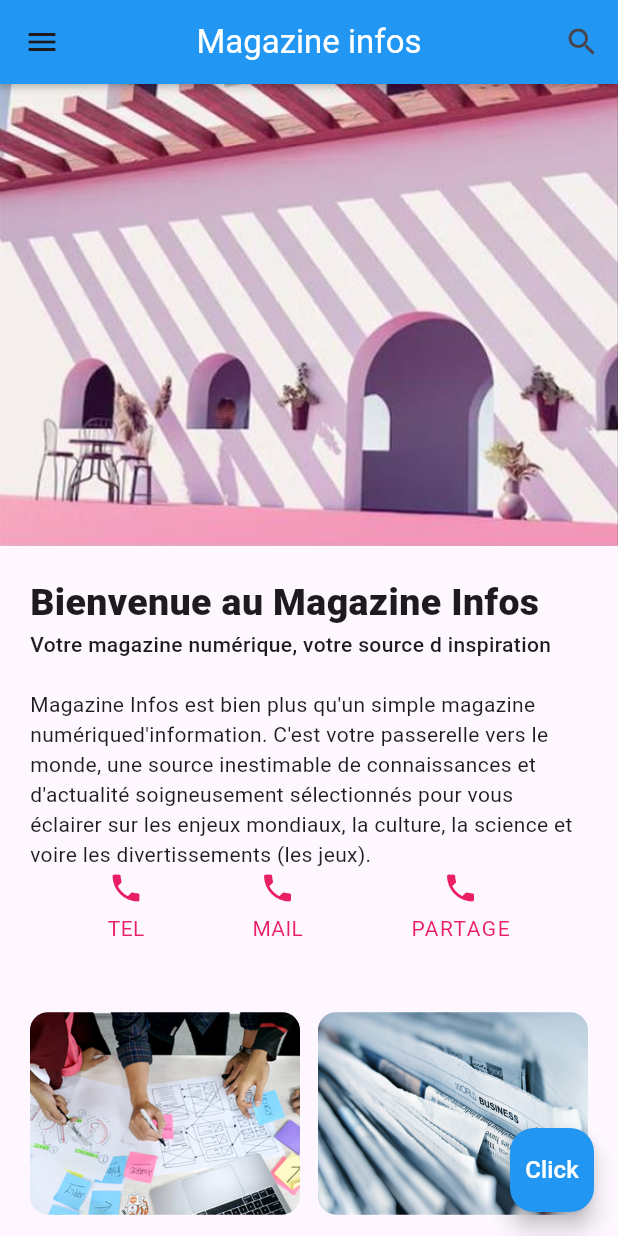
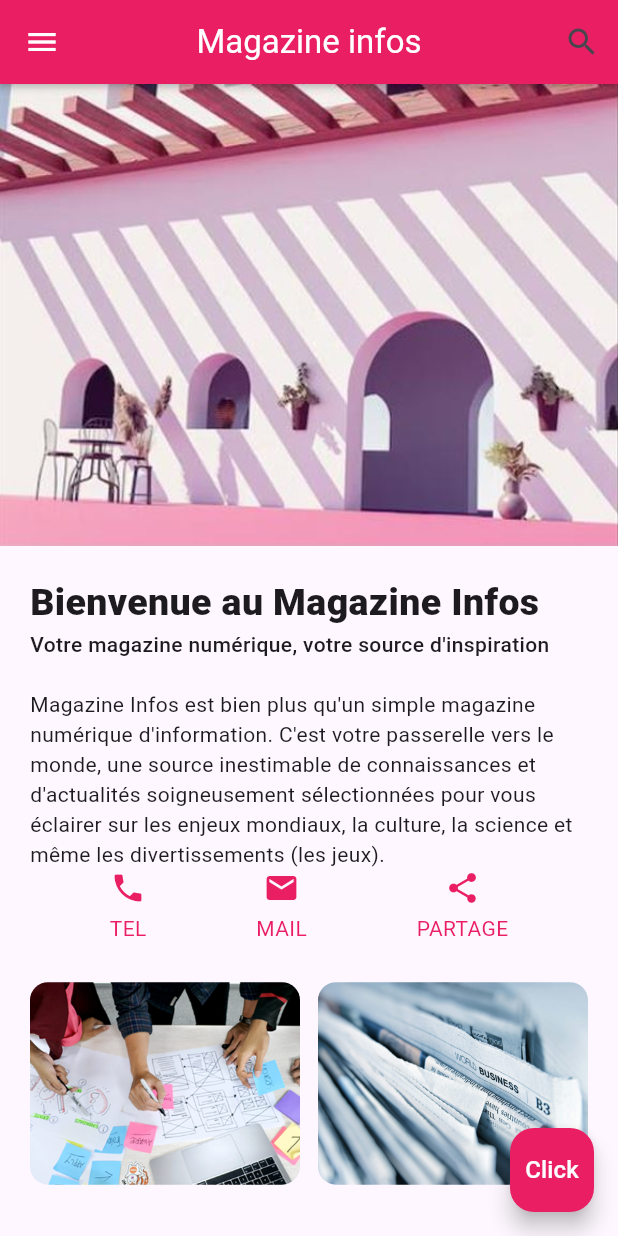
Before and after one commit to meroudjidorianeA/activite, a Flutter app: the screen it shows after launch, on a phone screen of 412 x 824 dp. Run offline on Flutter 3.47's test engine with Material 3 defaults, Android fonts, the phone set to English and light mode, and no system bars; our stand-ins replace sqflite; accounts and stored records are empty.

Commit message:
first commit

```diff
--- a/lib/main.dart
+++ b/lib/main.dart
@@ -1,4 +1,5 @@
 import 'package:flutter/material.dart';
+import '../modele/redacteurs_interface.dart';
 
 void main() {
   runApp(const MonAppli());
@@ -9,35 +10,79 @@ class MonAppli extends StatelessWidget {
 
   @override
   Widget build(BuildContext context) {
-    return const MaterialApp(
-      title: 'Magazine',
+    return MaterialApp(
+      title: 'Magazine Infos',
       debugShowCheckedModeBanner: false,
-      home: PageAccueil(),
+      home: const PageAccueil(),
     );
   }
 }
 
+// Page Accueil
 class PageAccueil extends StatelessWidget {
   const PageAccueil({super.key});
 
   @override
   Widget build(BuildContext context) {
     return Scaffold(
+      // App Bar
       appBar: AppBar(
         title: const Text(
           "Magazine infos",
           style: TextStyle(color: Colors.white),
         ),
         centerTitle: true,
-        backgroundColor: Colors.blue,
-        leading: IconButton(icon: Icon(Icons.menu), onPressed: () {}),
-        actions: [IconButton(icon: Icon(Icons.search), onPressed: () {})],
+        backgroundColor: Colors.pink,
+        elevation: 0,
+        // Utilisation du builder pour un bon contexte
+        leading: Builder(
+          builder: (context) => IconButton(
+            icon: const Icon(Icons.menu, color: Colors.white),
+            onPressed: () {
+              Scaffold.of(context).openDrawer();
+            },
+          ),
+        ),
+        actions: [IconButton(icon: const Icon(Icons.search), onPressed: () {})],
       ),
+
+      // Menu drawer latéral
+      drawer: Drawer(
+        child: ListView(
+          padding: EdgeInsets.zero,
+          children: [
+            const DrawerHeader(
+              decoration: BoxDecoration(color: Colors.pink),
+              child: Text(
+                'Menu ',
+                style: TextStyle(color: Colors.white, fontSize: 24),
+              ),
+            ),
+            ListTile(
+              leading: const Icon(Icons.person, color: Colors.pink),
+              title: const Text("Rédacteurs"),
+              onTap: () {
+                Navigator.pop(context);
+                Navigator.push(
+                  context,
+                  MaterialPageRoute(
+                    builder: (context) => const RedacteursInterface(),
+                  ),
+                );
+              },
+            ),
+          ],
+        ),
+      ),
+
       body: SingleChildScrollView(
         scrollDirection: Axis.vertical,
         child: Column(
-          children: [
-            Image(image: AssetImage("assets/images/magazine.JPG")),
+          children: const [
+            Image(
+              image: AssetImage("assets/images/magazine.JPG"),
+              fit: BoxFit.cover,
+            ),
             PartieTitre(),
             PartieTexte(),
             PartieIcone(),
@@ -47,11 +92,11 @@ class PageAccueil extends StatelessWidget {
       ),
 
       floatingActionButton: FloatingActionButton(
-        backgroundColor: Colors.blue,
+        backgroundColor: Colors.pink,
         onPressed: () {
-          print("Tu as cliqué dessus");
+          debugPrint("Tu as cliqué dessus");
         },
-        child: Text(
+        child: const Text(
           "Click",
           style: TextStyle(fontSize: 16, color: Colors.white),
         ),
@@ -60,6 +105,7 @@ class PageAccueil extends StatelessWidget {
   }
 }
 
+// Partie titre
 class PartieTitre extends StatelessWidget {
   const PartieTitre({super.key});
 
@@ -68,7 +114,7 @@ class PartieTitre extends StatelessWidget {
     return Container(
       width: double.infinity,
       padding: const EdgeInsets.all(20),
-      child: Column(
+      child: const Column(
         crossAxisAlignment: CrossAxisAlignment.start,
         children: [
           Text(
@@ -76,7 +122,7 @@ class PartieTitre extends StatelessWidget {
             style: TextStyle(fontSize: 25, fontWeight: FontWeight.w800),
           ),
           Text(
-            'Votre magazine numérique, votre source d inspiration',
+            'Votre magazine numérique, votre source d\'inspiration',
             style: TextStyle(fontSize: 14, fontWeight: FontWeight.w500),
           ),
         ],
@@ -85,6 +131,7 @@ class PartieTitre extends StatelessWidget {
   }
 }
 
+// Partie texte
 class PartieTexte extends StatelessWidget {
   const PartieTexte({super.key});
 
@@ -92,13 +139,17 @@ class PartieTexte extends StatelessWidget {
   Widget build(BuildContext context) {
     return Container(
       padding: const EdgeInsets.symmetric(horizontal: 20),
-      child: Text(
-        "Magazine Infos est bien plus qu'un simple magazine numériqued'information. C'est votre passerelle vers le monde, une source inestimable de connaissances et d'actualité soigneusement sélectionnés pour vous éclairer sur les enjeux mondiaux, la culture, la science et voire les divertissements (les jeux). ",
+      child: const Text(
+        "Magazine Infos est bien plus qu'un simple magazine numérique d'information. "
+        "C'est votre passerelle vers le monde, une source inestimable de connaissances et d'actualités "
+        "soigneusement sélectionnées pour vous éclairer sur les enjeux mondiaux, la culture, la science "
+        "et même les divertissements (les jeux).",
       ),
     );
   }
 }
 
+// Partie icone
 class PartieIcone extends StatelessWidget {
   const PartieIcone({super.key});
 
@@ -108,49 +159,35 @@ class PartieIcone extends StatelessWidget {
       padding: const EdgeInsets.only(bottom: 10),
       child: Row(
         mainAxisAlignment: MainAxisAlignment.spaceEvenly,
-        children: [
-          Container(
-            padding: const EdgeInsets.only(bottom: 20),
-            child: Column(
-              children: [
-                const Icon(Icons.phone, color: Colors.pink),
-                const SizedBox(height: 5),
-                Text('Tel'.toUpperCase(), style: TextStyle(color: Colors.pink)),
-              ],
-            ),
-          ),
-          Container(
-            padding: const EdgeInsets.only(bottom: 20),
-            child: Column(
-              children: [
-                const Icon(Icons.phone, color: Colors.pink),
-                const SizedBox(height: 5),
-                Text(
-                  'Mail'.toUpperCase(),
-                  style: TextStyle(color: Colors.pink),
-                ),
-              ],
-            ),
-          ),
-          Container(
-            padding: const EdgeInsets.only(bottom: 20),
-            child: Column(
-              children: [
-                const Icon(Icons.phone, color: Colors.pink),
-                const SizedBox(height: 5),
-                Text(
-                  'Partage'.toUpperCase(),
-                  style: TextStyle(color: Colors.pink, letterSpacing: 1.0),
-                ),
-              ],
-            ),
-          ),
+        children: const [
+          _IconeItem(icon: Icons.phone, label: 'TEL'),
+          _IconeItem(icon: Icons.mail, label: 'MAIL'),
+          _IconeItem(icon: Icons.share, label: 'PARTAGE'),
         ],
       ),
     );
   }
 }
 
+class _IconeItem extends StatelessWidget {
+  final IconData icon;
+  final String label;
+
+  const _IconeItem({required this.icon, required this.label});
+
+  @override
+  Widget build(BuildContext context) {
+    return Column(
+      children: [
+        Icon(icon, color: Colors.pink),
+        SizedBox(height: 5),
+        Text(label, style: const TextStyle(color: Colors.pink)),
+      ],
+    );
+  }
+}
+
+// Partie rubrique
 class PartieRubrique extends StatelessWidget {
   const PartieRubrique({super.key});
 
--- a/pubspec.yaml
+++ b/pubspec.yaml
@@ -21,6 +21,7 @@ version: 1.0.0+1
 environment:
   sdk: ^3.8.1
 
+
 # Dependencies specify other packages that your package needs in order to work.
 # To automatically upgrade your package dependencies to the latest versions
 # consider running `flutter pub upgrade --major-versions`. Alternatively,
@@ -30,6 +31,9 @@ environment:
 dependencies:
   flutter:
     sdk: flutter
+
+    sqflite: ^2.4.2
+    path: ^1.9.1
 
   # The following adds the Cupertino Icons font to your application.
   # Use with the CupertinoIcons class for iOS style icons.
```
Also changed, not shown: lib/Services/database_manager.dart (added, +65 -0 lines), lib/modele/Redacteur.dart (added, +46 -0 lines), lib/modele/redacteurs_interface.dart (added, +235 -0 lines), pubspec.lock, 2 other files.
